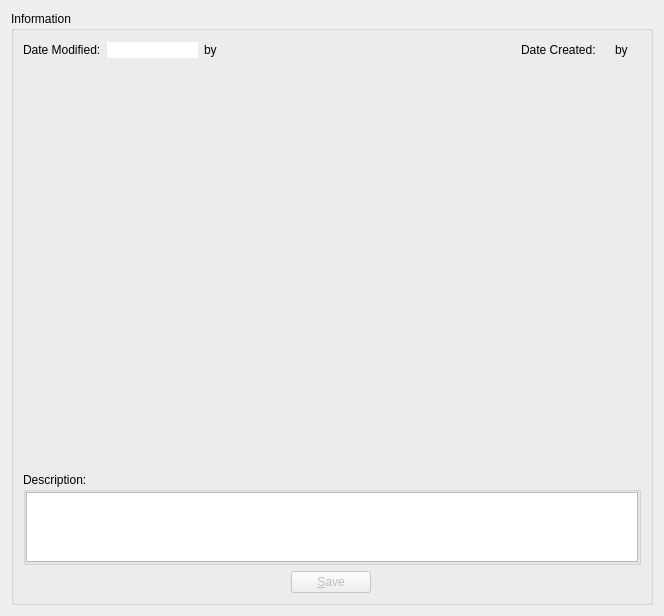
KDAB/FatCRM, file client/src/details/detailswidget.ui: the form before one commit.
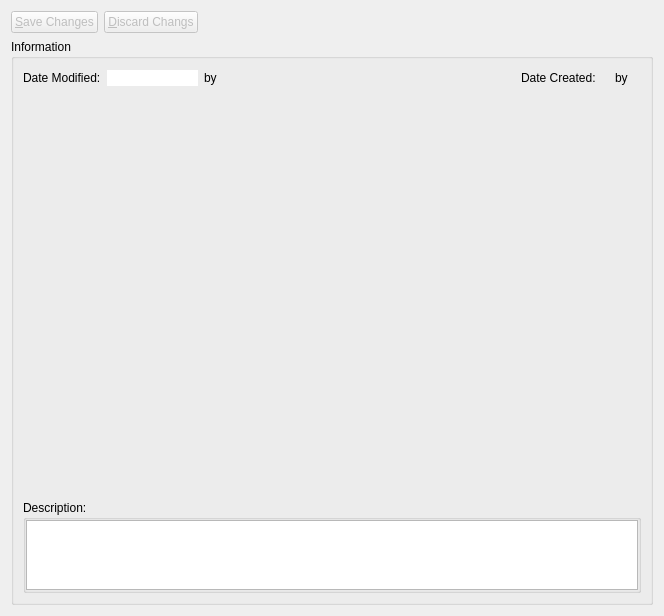
The form after the commit.

```diff
--- a/client/src/details/detailswidget.ui
+++ b/client/src/details/detailswidget.ui
@@ -7,20 +7,57 @@
     <x>0</x>
     <y>0</y>
     <width>664</width>
-    <height>601</height>
+    <height>603</height>
    </rect>
   </property>
   <property name="windowTitle">
    <string>Details</string>
   </property>
-  <layout class="QGridLayout" name="gridLayout">
-   <item row="0" column="0">
+  <layout class="QVBoxLayout" name="verticalLayout">
+   <item>
+    <layout class="QHBoxLayout" name="horizontalLayout_2">
+     <item>
+      <widget class="QPushButton" name="saveButton">
+       <property name="enabled">
+        <bool>false</bool>
+       </property>
+       <property name="text">
+        <string>&amp;Save Changes</string>
+       </property>
+      </widget>
+     </item>
+     <item>
+      <widget class="QPushButton" name="discardButton">
+       <property name="enabled">
+        <bool>false</bool>
+       </property>
+       <property name="text">
+        <string>&amp;Discard Changs</string>
+       </property>
+      </widget>
+     </item>
+     <item>
+      <spacer name="horizontalSpacer_2">
+       <property name="orientation">
+        <enum>Qt::Horizontal</enum>
+       </property>
+       <property name="sizeHint" stdset="0">
+        <size>
+         <width>287</width>
+         <height>20</height>
+        </size>
+       </property>
+      </spacer>
+     </item>
+    </layout>
+   </item>
+   <item>
     <widget class="QGroupBox" name="informationGB">
      <property name="title">
       <string>Information</string>
      </property>
      <layout class="QGridLayout" name="gridLayout_2">
-      <item row="0" column="0" colspan="3">
+      <item row="0" column="0" colspan="2">
        <layout class="QHBoxLayout" name="horizontalLayout">
         <item>
          <widget class="QLabel" name="modifiedDateLabel">
@@ -114,7 +151,7 @@
         </item>
        </layout>
       </item>
-      <item row="1" column="0" colspan="3">
+      <item row="1" column="0" colspan="2">
        <widget class="QWidget" name="detailsContainer" native="true">
         <property name="minimumSize">
          <size>
@@ -124,7 +161,7 @@
         </property>
        </widget>
       </item>
-      <item row="2" column="0" colspan="3">
+      <item row="2" column="0" colspan="2">
        <widget class="QGroupBox" name="descriptionBox">
         <property name="maximumSize">
          <size>
@@ -151,42 +188,6 @@
         </layout>
        </widget>
       </item>
-      <item row="3" column="0">
-       <spacer name="horizontalSpacer">
-        <property name="orientation">
-         <enum>Qt::Horizontal</enum>
-        </property>
-        <property name="sizeHint" stdset="0">
-         <size>
-          <width>286</width>
-          <height>20</height>
-         </size>
-        </property>
-       </spacer>
-      </item>
-      <item row="3" column="1">
-       <widget class="QPushButton" name="saveButton">
-        <property name="enabled">
-         <bool>false</bool>
-        </property>
-        <property name="text">
-         <string>&amp;Save</string>
-        </property>
-       </widget>
-      </item>
-      <item row="3" column="2">
-       <spacer name="horizontalSpacer_2">
-        <property name="orientation">
-         <enum>Qt::Horizontal</enum>
-        </property>
-        <property name="sizeHint" stdset="0">
-         <size>
-          <width>287</width>
-          <height>20</height>
-         </size>
-        </property>
-       </spacer>
-      </item>
      </layout>
     </widget>
    </item>
```
